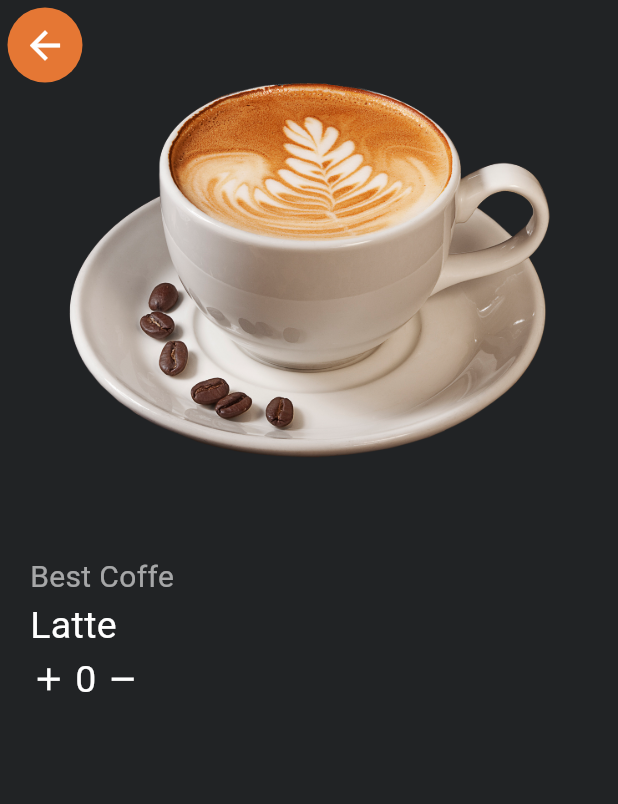
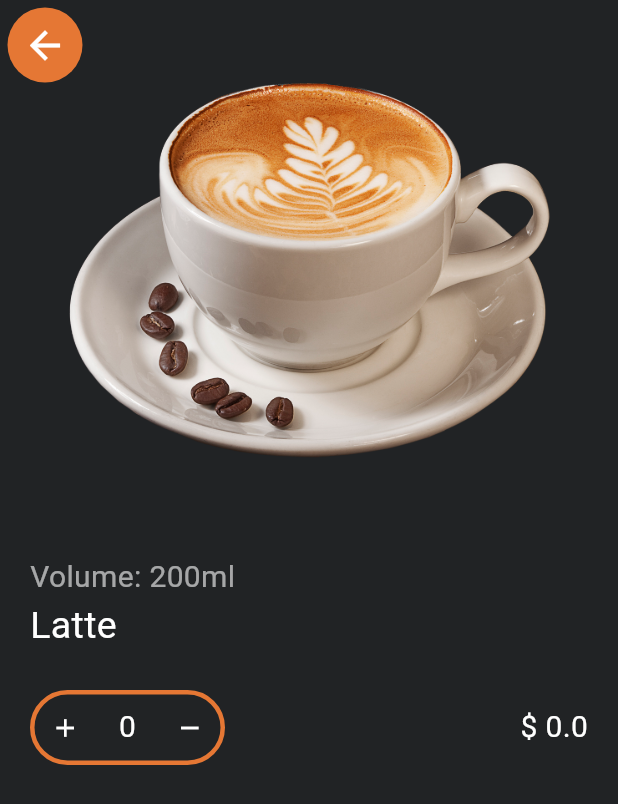
Before and after one commit to YorranPetrick/Coffe_Shop_App, a Flutter app: the HomePage screen opened directly, after a tap on "Latte", on a phone screen of 412 x 824 dp. Shown: the top 804 px of the screen. Run offline on Flutter 3.47's test engine with Material 3 defaults, Android fonts, the phone set to English and light mode, and no system bars.

Commit message:
Page Details Coffee

```diff
--- a/lib/components/coffee_quantity_value.dart
+++ b/lib/components/coffee_quantity_value.dart
@@ -1,7 +1,9 @@
 import 'package:flutter/material.dart';
 
 class CoffeQuantityValue extends StatefulWidget {
-  const CoffeQuantityValue({Key? key}) : super(key: key);
+  final double valueCoffeeVariable;
+  const CoffeQuantityValue({required this.valueCoffeeVariable, Key? key})
+      : super(key: key);
 
   @override
   State<CoffeQuantityValue> createState() => _CoffeQuantityValueState();
@@ -9,49 +11,76 @@ class CoffeQuantityValue extends StatefulWidget {
 
 class _CoffeQuantityValueState extends State<CoffeQuantityValue> {
   int quantityCoffe = 0;
+  double valueCoffee = 0;
 
   @override
   Widget build(BuildContext context) {
     return Row(
+      mainAxisAlignment: MainAxisAlignment.spaceBetween,
       children: [
         Container(
-          child: Row(children: [
+          width: 130,
+          height: 50,
+          decoration: BoxDecoration(
+            borderRadius: BorderRadius.circular(30),
+            border: Border.all(
+              width: 3,
+              color: const Color(0xFFE57734),
+            ),
+          ),
+          child: Row(
+            mainAxisAlignment: MainAxisAlignment.spaceEvenly,
+            children: [
               InkWell(
                 onTap: () {
                   setState(() {
                     quantityCoffe++;
-                  print(quantityCoffe);
+                    valueCoffee = widget.valueCoffeeVariable * quantityCoffe;
+                    //print(quantityCoffe);
+                    //print(valueCoffee);
                   });
                 },
-              child: Icon(
+                child: const Icon(
                   Icons.add,
-                size: 25,
+                  size: 20,
                   color: Colors.white,
                 ),
               ),
-            SizedBox(width: 5),
+              const SizedBox(width: 5),
               Text(
                 '$quantityCoffe',
-              style: TextStyle(color: Colors.white, fontSize: 25),
+                style: const TextStyle(color: Colors.white, fontSize: 20),
               ),
-            SizedBox(width: 5),
+              const SizedBox(width: 5),
               InkWell(
                 onTap: () {
                   if (quantityCoffe > 0) {
                     setState(() {
                       quantityCoffe--;
-                    print(quantityCoffe);
+                      valueCoffee = widget.valueCoffeeVariable * quantityCoffe;
+                      //print(quantityCoffe);
+                      //print(valueCoffee);
                     });
                   }
                 },
-              child: Icon(
+                child: const Icon(
                   Icons.remove,
-                size: 25,
+                  size: 20,
                   color: Colors.white,
                 ),
               ),
-          ]),
-        )
+            ],
+          ),
+        ),
+
+        // Valor Final a pagar
+        Text(
+          '\$ $valueCoffee',
+          style: const TextStyle(
+            color: Colors.white,
+            fontSize: 20,
+          ),
+        ),
       ],
     );
   }
--- a/lib/components/gridview_coffe.dart
+++ b/lib/components/gridview_coffe.dart
@@ -17,29 +17,29 @@ class GradViewCoffe extends StatelessWidget {
           mainAxisSpacing: 8,
           crossAxisSpacing: 8,
           children: [
-            CardGridView(
+            const CardGridView(
               coffeeImage: 'assets/images/Latte.png',
               nameCoffee: 'Latte',
-              descriptionCoffee: 'Best Coffe',
-              valueCoffee: '\$ 30',
+              descriptionCoffee: 'Volume: 200ml',
+              valueCoffee: '30',
             ),
-            CardGridView(
+            const CardGridView(
               coffeeImage: 'assets/images/Espresso.png',
               nameCoffee: 'Espresso',
-              descriptionCoffee: 'Best Coffe',
-              valueCoffee: '\$ 25',
+              descriptionCoffee: 'Volume: 150ml',
+              valueCoffee: '25',
             ),
-            CardGridView(
+            const CardGridView(
               coffeeImage: 'assets/images/Black Coffee.png',
               nameCoffee: 'Black Coffee',
-              descriptionCoffee: 'Best Coffe',
-              valueCoffee: '\$ 15',
+              descriptionCoffee: 'Volume: 150ml',
+              valueCoffee: '15',
             ),
-            CardGridView(
+            const CardGridView(
               coffeeImage: 'assets/images/Cold Coffee.png',
               nameCoffee: 'Cold Coffee',
-              descriptionCoffee: 'Best Coffe',
-              valueCoffee: '\$ 20',
+              descriptionCoffee: 'Volume: 600ml',
+              valueCoffee: '20',
             ),
           ],
         ),
--- a/lib/pages/page_details_coffee.dart
+++ b/lib/pages/page_details_coffee.dart
@@ -26,14 +26,14 @@ class _PageDetailsCoffeeState extends State<PageDetailsCoffee> {
   Widget build(BuildContext context) {
     return SafeArea(
         child: Scaffold(
-      backgroundColor: Color(0xFF212325),
+      backgroundColor: const Color(0xFF212325),
       body: Column(
         crossAxisAlignment: CrossAxisAlignment.center,
         children: [
           ImageBackgroundAppBar(
             imageCoffe: widget.coffeeImagePageDetails,
           ),
-          SizedBox(
+          const SizedBox(
             height: 15,
           ),
           Padding(
@@ -58,7 +58,17 @@ class _PageDetailsCoffeeState extends State<PageDetailsCoffee> {
                         fontSize: 25,
                       ),
                     ),
-                    CoffeQuantityValue(),
+                    const SizedBox(
+                      height: 25,
+                    ),
+                    CoffeQuantityValue(
+                      valueCoffeeVariable: double.tryParse(
+                              widget.valueCoffeePageDetails) ??
+                          0.0, // caso o valor do tryParse seja nulo o valor a ser passado para a variavel será 0.0
+                    ),
+                    const SizedBox(
+                      height: 20,
+                    ),
                   ],
                 ),
               ),
--- a/lib/reusable_widgets/card_gridview.dart
+++ b/lib/reusable_widgets/card_gridview.dart
@@ -68,7 +68,7 @@ class CardGridView extends StatelessWidget {
               mainAxisAlignment: MainAxisAlignment.spaceBetween,
               children: [
                 Text(
-                  valueCoffee,
+                  '\$ $valueCoffee',
                   style: const TextStyle(
                     color: Colors.white,
                     fontSize: 16,
```
Lines whose indentation alone changed are shown as unchanged.
